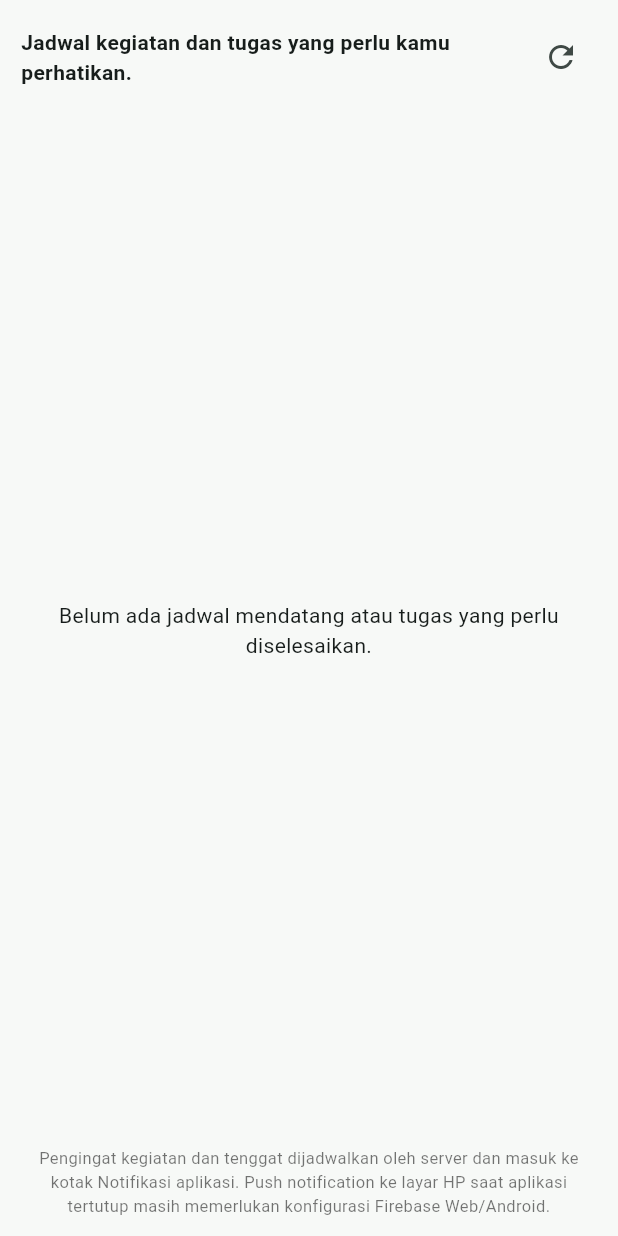
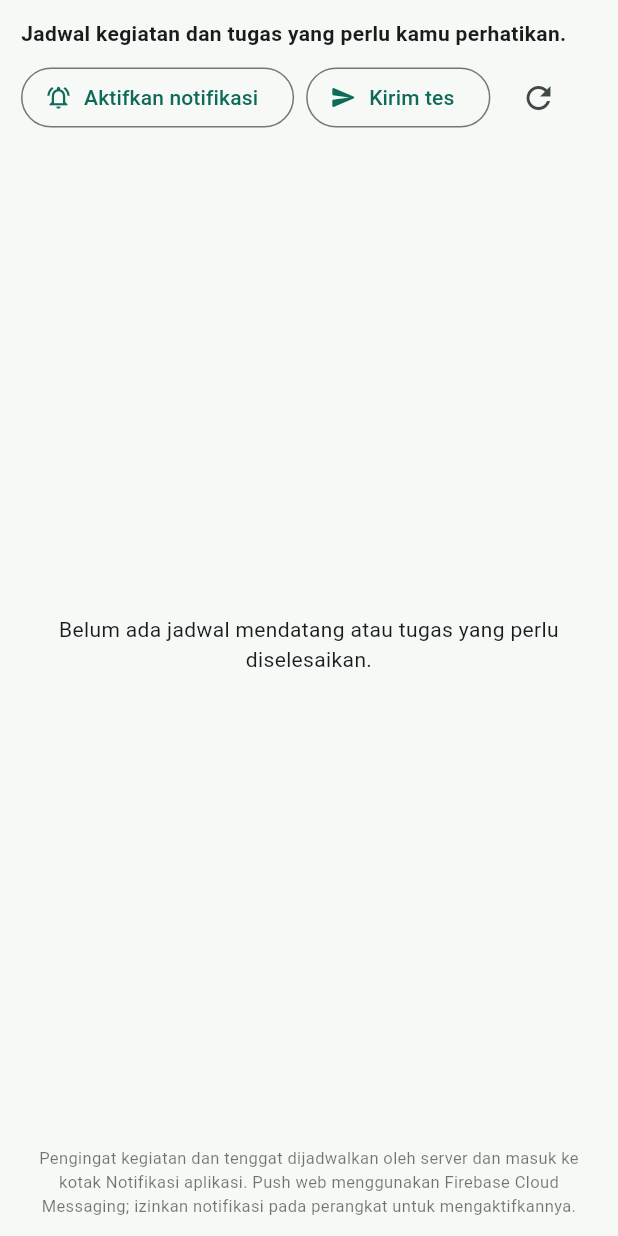
Before and after one commit to marawissmpn99jkt-boop/marawis-smpn99-app., a Flutter app: the _SmartReminderTab widget shown alone on an empty page, opened directly, on a phone screen of 412 x 824 dp. Run offline on Flutter 3.47's test engine with Material 3 defaults, Android fonts, the phone set to English and light mode, and no system bars; our stand-ins replace csv, file_picker, firebase_core, firebase_messaging, flutter_markdown, image_picker and 4 more; missing offline and left inert: dart:html; accounts and stored records are empty; network calls fail.

Commit message:
Add web push notification controls to Smart Reminder

```diff
--- a/lib/marawis_smart_screen.dart
+++ b/lib/marawis_smart_screen.dart
@@ -1,6 +1,8 @@
 import 'package:material_ui/material_ui.dart';
 import 'package:flutter_markdown/flutter_markdown.dart';
 import 'package:supabase_flutter/supabase_flutter.dart';
+import 'package:firebase_messaging/firebase_messaging.dart';
+import 'package:flutter/foundation.dart' show kIsWeb;
 
 class MarawisSmartScreen extends StatefulWidget {
   const MarawisSmartScreen({super.key, required this.role});
@@ -318,6 +320,9 @@ class _SmartReminderTab extends StatefulWidget {
 class _SmartReminderTabState extends State<_SmartReminderTab> {
   final db = Supabase.instance.client;
   late Future<List<Map<String, dynamic>>> future;
+  bool enablingPush = false;
+  bool sendingTest = false;
+  String? pushStatus;
   @override
   void initState() { super.initState(); future = load(); }
   Future<List<Map<String, dynamic>>> load() async {
@@ -356,6 +361,67 @@ class _SmartReminderTabState extends State<_SmartReminderTab> {
     });
     return items;
   }
+  Future<void> enablePush() async {
+    if (!kIsWeb) {
+      setState(() => pushStatus = 'Aktivasi push Android disiapkan pada tahap konfigurasi APK.');
+      return;
+    }
+    if (db.auth.currentUser == null) {
+      setState(() => pushStatus = 'Masuk ke akun terlebih dahulu untuk mengaktifkan notifikasi.');
+      return;
+    }
+    setState(() { enablingPush = true; pushStatus = null; });
+    try {
+      final settings = await FirebaseMessaging.instance.requestPermission(alert: true, badge: true, sound: true);
+      if (settings.authorizationStatus == AuthorizationStatus.denied) {
+        throw Exception('Izin notifikasi ditolak. Ubah izin situs dari pengaturan browser.');
+      }
+      final token = await FirebaseMessaging.instance.getToken(
+        vapidKey: 'BANtcJEtmEhRskDUEO6JoePB0sRHXyTZ6a50o-7RatojSMuGyLgqf4cC4UGupPA9Id-KemF9LURcdG-hCfDOygI',
+      );
+      if (token == null || token.isEmpty) throw Exception('Token perangkat belum tersedia. Coba muat ulang situs.');
+      await db.from('marawis_push_tokens').upsert({
+        'user_id': db.auth.currentUser!.id,
+        'token': token,
+        'platform': 'web',
+        'updated_at': DateTime.now().toUtc().toIso8601String(),
+      }, onConflict: 'token');
+      FirebaseMessaging.instance.onTokenRefresh.listen((newToken) async {
+        final user = db.auth.currentUser;
+        if (user == null) return;
+        await db.from('marawis_push_tokens').upsert({
+          'user_id': user.id, 'token': newToken, 'platform': 'web',
+          'updated_at': DateTime.now().toUtc().toIso8601String(),
+        }, onConflict: 'token');
+      });
+      if (mounted) setState(() => pushStatus = 'Notifikasi berhasil diaktifkan untuk perangkat ini.');
+    } catch (error) {
+      if (mounted) setState(() => pushStatus = 'Gagal mengaktifkan notifikasi: $error');
+    } finally {
+      if (mounted) setState(() => enablingPush = false);
+    }
+  }
+
+  Future<void> sendTestPush() async {
+    setState(() { sendingTest = true; pushStatus = null; });
+    try {
+      final result = await db.functions.invoke('send-marawis-push', body: {
+        'title': 'Marawis SMPN 99',
+        'body': 'Push notification berhasil terhubung ke perangkat kamu.',
+      });
+      final data = result.data;
+      if (data is Map && (data['sent'] as num? ?? 0) > 0) {
+        if (mounted) setState(() => pushStatus = 'Notifikasi uji berhasil dikirim. Periksa notifikasi perangkat.');
+      } else {
+        if (mounted) setState(() => pushStatus = data is Map ? (data['message']?.toString() ?? 'Belum ada perangkat terdaftar.') : 'Belum ada perangkat terdaftar.');
+      }
+    } catch (error) {
+      if (mounted) setState(() => pushStatus = 'Pengiriman uji gagal: $error');
+    } finally {
+      if (mounted) setState(() => sendingTest = false);
+    }
+  }
+
   String dateLabel(Map<String, dynamic> item) {
     final date = item['_kind'] == 'activity'
       ? DateTime.tryParse(item['starts_at'].toString())?.toLocal()
@@ -372,9 +438,20 @@ class _SmartReminderTabState extends State<_SmartReminderTab> {
   }
   @override
   Widget build(BuildContext context) => Column(children: [
-    Padding(padding: const EdgeInsets.all(14), child: Row(children: [
-      const Expanded(child: Text('Jadwal kegiatan dan tugas yang perlu kamu perhatikan.', style: TextStyle(fontWeight: FontWeight.w600))),
-      IconButton(onPressed: () => setState(() => future = load()), icon: const Icon(Icons.refresh)),
+    Padding(padding: const EdgeInsets.fromLTRB(14, 12, 14, 6), child: Column(crossAxisAlignment: CrossAxisAlignment.stretch, children: [
+      const Text('Jadwal kegiatan dan tugas yang perlu kamu perhatikan.', style: TextStyle(fontWeight: FontWeight.w600)),
+      const SizedBox(height: 9),
+      Wrap(spacing: 8, runSpacing: 8, children: [
+        OutlinedButton.icon(onPressed: enablingPush ? null : enablePush,
+          icon: enablingPush ? const SizedBox(width: 16, height: 16, child: CircularProgressIndicator(strokeWidth: 2)) : const Icon(Icons.notifications_active_outlined),
+          label: Text(enablingPush ? 'Mengaktifkan...' : 'Aktifkan notifikasi')),
+        OutlinedButton.icon(onPressed: sendingTest ? null : sendTestPush,
+          icon: sendingTest ? const SizedBox(width: 16, height: 16, child: CircularProgressIndicator(strokeWidth: 2)) : const Icon(Icons.send_rounded),
+          label: Text(sendingTest ? 'Mengirim...' : 'Kirim tes')),
+        IconButton(onPressed: () => setState(() => future = load()), icon: const Icon(Icons.refresh)),
+      ]),
+      if (pushStatus != null) Padding(padding: const EdgeInsets.only(top: 5),
+        child: Text(pushStatus!, style: const TextStyle(fontSize: 12, color: Color(0xFF4268C5)))),
     ])),
     Expanded(child: FutureBuilder<List<Map<String, dynamic>>>(
       future: future,
@@ -409,7 +486,7 @@ class _SmartReminderTabState extends State<_SmartReminderTab> {
     )),
     const Padding(
       padding: EdgeInsets.fromLTRB(16,0,16,12),
-      child: Text('Pengingat kegiatan dan tenggat dijadwalkan oleh server dan masuk ke kotak Notifikasi aplikasi. Push notification ke layar HP saat aplikasi tertutup masih memerlukan konfigurasi Firebase Web/Android.', style: TextStyle(fontSize: 11, color: Colors.black54), textAlign: TextAlign.center),
+      child: Text('Pengingat kegiatan dan tenggat dijadwalkan oleh server dan masuk ke kotak Notifikasi aplikasi. Push web menggunakan Firebase Cloud Messaging; izinkan notifikasi pada perangkat untuk mengaktifkannya.', style: TextStyle(fontSize: 11, color: Colors.black54), textAlign: TextAlign.center),
     ),
   ]);
 }
```
